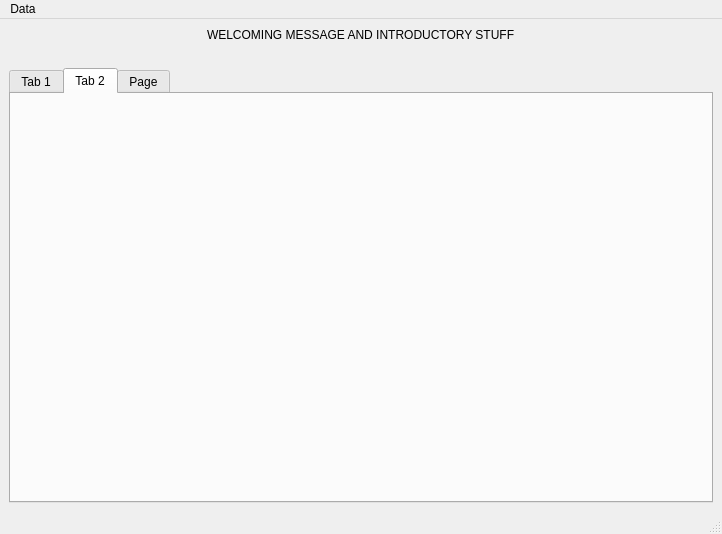
danmark2312/Bacteria-Project, file Qt designer/GUI.ui: the form before one commit.
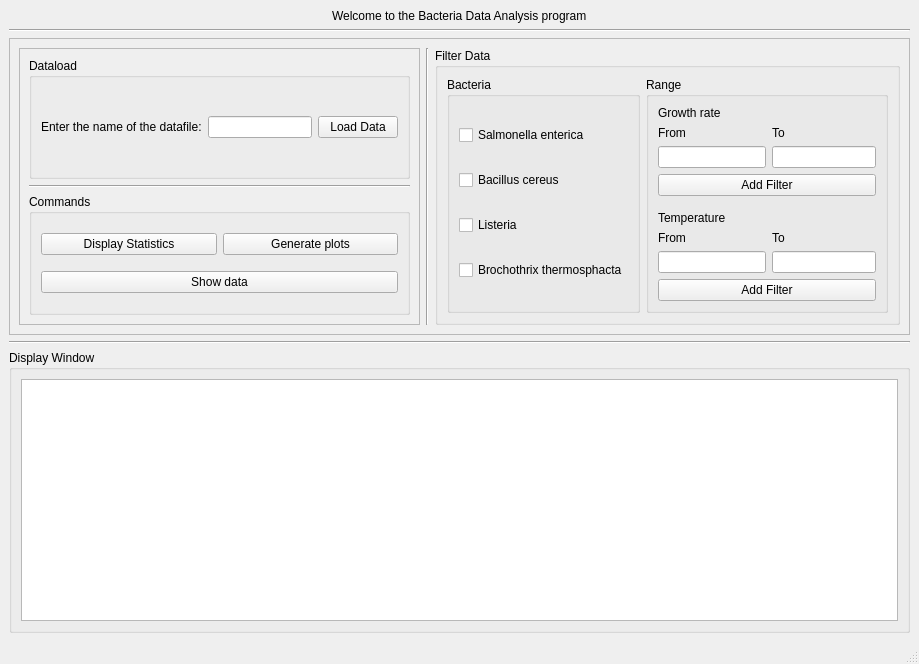
The form after the commit.

```diff
--- a/Qt designer/GUI.ui
+++ b/Qt designer/GUI.ui
@@ -6,87 +6,292 @@
    <rect>
     <x>0</x>
     <y>0</y>
-    <width>722</width>
-    <height>534</height>
+    <width>919</width>
+    <height>664</height>
    </rect>
   </property>
   <property name="windowTitle">
    <string>Bacteria Data Analysis</string>
   </property>
   <widget class="QWidget" name="centralwidget">
-   <layout class="QGridLayout" name="gridLayout">
-    <item row="1" column="0" alignment="Qt::AlignHCenter">
-     <widget class="QLabel" name="label">
+   <layout class="QVBoxLayout" name="verticalLayout">
+    <item alignment="Qt::AlignHCenter">
+     <widget class="QLabel" name="welcome_label">
       <property name="text">
-       <string>WELCOMING MESSAGE AND INTRODUCTORY STUFF</string>
+       <string>Welcome to the Bacteria Data Analysis program</string>
       </property>
      </widget>
     </item>
-    <item row="2" column="0">
-     <spacer name="horizontalSpacer_2">
+    <item>
+     <widget class="Line" name="line">
       <property name="orientation">
        <enum>Qt::Horizontal</enum>
       </property>
-      <property name="sizeHint" stdset="0">
-       <size>
-        <width>40</width>
-        <height>20</height>
-       </size>
+     </widget>
+    </item>
+    <item>
+     <widget class="QFrame" name="frame">
+      <property name="frameShape">
+       <enum>QFrame::StyledPanel</enum>
       </property>
-     </spacer>
+      <property name="frameShadow">
+       <enum>QFrame::Raised</enum>
+      </property>
+      <layout class="QHBoxLayout" name="horizontalLayout">
+       <item>
+        <widget class="QFrame" name="command_frame">
+         <property name="frameShape">
+          <enum>QFrame::StyledPanel</enum>
+         </property>
+         <property name="frameShadow">
+          <enum>QFrame::Raised</enum>
+         </property>
+         <layout class="QVBoxLayout" name="verticalLayout_3">
+          <item>
+           <widget class="QGroupBox" name="dataload_box">
+            <property name="title">
+             <string>Dataload</string>
+            </property>
+            <layout class="QHBoxLayout" name="horizontalLayout_2">
+             <item>
+              <widget class="QLabel" name="dataload_label">
+               <property name="text">
+                <string>Enter the name of the datafile:</string>
+               </property>
+              </widget>
+             </item>
+             <item>
+              <widget class="QLineEdit" name="dataload_input">
+               <property name="text">
+                <string/>
+               </property>
+              </widget>
+             </item>
+             <item>
+              <widget class="QPushButton" name="dataload_btn">
+               <property name="text">
+                <string>Load Data</string>
+               </property>
+              </widget>
+             </item>
+            </layout>
+           </widget>
+          </item>
+          <item>
+           <widget class="Line" name="line_5">
+            <property name="orientation">
+             <enum>Qt::Horizontal</enum>
+            </property>
+           </widget>
+          </item>
+          <item>
+           <widget class="QGroupBox" name="command_box">
+            <property name="title">
+             <string>Commands</string>
+            </property>
+            <layout class="QGridLayout" name="gridLayout">
+             <item row="0" column="0">
+              <widget class="QPushButton" name="stat_btn">
+               <property name="text">
+                <string>Display Statistics</string>
+               </property>
+              </widget>
+             </item>
+             <item row="0" column="1">
+              <widget class="QPushButton" name="plot_btn">
+               <property name="text">
+                <string>Generate plots</string>
+               </property>
+              </widget>
+             </item>
+             <item row="1" column="0" colspan="2">
+              <widget class="QPushButton" name="showdata_btn">
+               <property name="text">
+                <string>Show data</string>
+               </property>
+              </widget>
+             </item>
+            </layout>
+           </widget>
+          </item>
+         </layout>
+        </widget>
+       </item>
+       <item>
+        <widget class="Line" name="line_3">
+         <property name="orientation">
+          <enum>Qt::Vertical</enum>
+         </property>
+        </widget>
+       </item>
+       <item>
+        <widget class="QGroupBox" name="filterdata_box">
+         <property name="title">
+          <string>Filter Data</string>
+         </property>
+         <layout class="QHBoxLayout" name="horizontalLayout_4">
+          <item>
+           <widget class="QGroupBox" name="bacteria_box">
+            <property name="title">
+             <string>Bacteria</string>
+            </property>
+            <layout class="QVBoxLayout" name="verticalLayout_2">
+             <item>
+              <widget class="QCheckBox" name="bac1_chk">
+               <property name="text">
+                <string>Salmonella enterica</string>
+               </property>
+              </widget>
+             </item>
+             <item>
+              <widget class="QCheckBox" name="bac2_chk">
+               <property name="text">
+                <string>Bacillus cereus</string>
+               </property>
+              </widget>
+             </item>
+             <item>
+              <widget class="QCheckBox" name="bac3_chk">
+               <property name="text">
+                <string>Listeria</string>
+               </property>
+              </widget>
+             </item>
+             <item>
+              <widget class="QCheckBox" name="bac4_chk">
+               <property name="text">
+                <string>Brochothrix thermosphacta</string>
+               </property>
+              </widget>
+             </item>
+            </layout>
+           </widget>
+          </item>
+          <item>
+           <widget class="QGroupBox" name="range_box">
+            <property name="title">
+             <string>Range</string>
+            </property>
+            <layout class="QFormLayout" name="formLayout">
+             <property name="fieldGrowthPolicy">
+              <enum>QFormLayout::AllNonFixedFieldsGrow</enum>
+             </property>
+             <item row="2" column="0">
+              <widget class="QLabel" name="growth_label">
+               <property name="text">
+                <string>Growth rate</string>
+               </property>
+              </widget>
+             </item>
+             <item row="4" column="0">
+              <widget class="QLabel" name="growthfrom_label">
+               <property name="text">
+                <string>From</string>
+               </property>
+              </widget>
+             </item>
+             <item row="4" column="1">
+              <widget class="QLabel" name="growthto_label">
+               <property name="text">
+                <string>To</string>
+               </property>
+              </widget>
+             </item>
+             <item row="5" column="0">
+              <widget class="QLineEdit" name="growthfrom_input"/>
+             </item>
+             <item row="5" column="1">
+              <widget class="QLineEdit" name="growthto_input"/>
+             </item>
+             <item row="6" column="0" colspan="2">
+              <widget class="QPushButton" name="growth_btn">
+               <property name="text">
+                <string>Add Filter</string>
+               </property>
+              </widget>
+             </item>
+             <item row="8" column="0">
+              <widget class="QLabel" name="temp_label">
+               <property name="text">
+                <string>Temperature</string>
+               </property>
+              </widget>
+             </item>
+             <item row="9" column="0">
+              <widget class="QLabel" name="tempfrom_label">
+               <property name="text">
+                <string>From</string>
+               </property>
+              </widget>
+             </item>
+             <item row="9" column="1">
+              <widget class="QLabel" name="tempto_label">
+               <property name="text">
+                <string>To</string>
+               </property>
+              </widget>
+             </item>
+             <item row="10" column="0">
+              <widget class="QLineEdit" name="tempfrom_input"/>
+             </item>
+             <item row="10" column="1">
+              <widget class="QLineEdit" name="tempto_input"/>
+             </item>
+             <item row="11" column="0" colspan="2">
+              <widget class="QPushButton" name="tempBtn">
+               <property name="text">
+                <string>Add Filter</string>
+               </property>
+              </widget>
+             </item>
+             <item row="7" column="0">
+              <widget class="Line" name="line_4">
+               <property name="orientation">
+                <enum>Qt::Horizontal</enum>
+               </property>
+              </widget>
+             </item>
+            </layout>
+           </widget>
+          </item>
+         </layout>
+        </widget>
+       </item>
+      </layout>
+     </widget>
     </item>
-    <item row="3" column="0">
-     <widget class="QTabWidget" name="tabWidget">
-      <property name="currentIndex">
-       <number>1</number>
+    <item>
+     <widget class="Line" name="line_2">
+      <property name="orientation">
+       <enum>Qt::Horizontal</enum>
       </property>
-      <widget class="QWidget" name="DataLoad">
-       <attribute name="title">
-        <string>Tab 1</string>
-       </attribute>
-      </widget>
-      <widget class="QWidget" name="tab_2">
-       <attribute name="title">
-        <string>Tab 2</string>
-       </attribute>
-      </widget>
-      <widget class="QWidget" name="tab_3">
-       <attribute name="title">
-        <string>Page</string>
-       </attribute>
-      </widget>
+     </widget>
+    </item>
+    <item>
+     <widget class="QGroupBox" name="display_box">
+      <property name="title">
+       <string>Display Window</string>
+      </property>
+      <layout class="QHBoxLayout" name="horizontalLayout_5">
+       <item>
+        <widget class="QColumnView" name="columnView"/>
+       </item>
+      </layout>
      </widget>
     </item>
    </layout>
   </widget>
-  <widget class="QStatusBar" name="statusbar"/>
-  <widget class="QMenuBar" name="menuBar">
+  <widget class="QMenuBar" name="menubar">
    <property name="geometry">
     <rect>
      <x>0</x>
      <y>0</y>
-     <width>722</width>
+     <width>919</width>
      <height>21</height>
     </rect>
    </property>
-   <widget class="QMenu" name="menuFile">
-    <property name="title">
-     <string>Data</string>
-    </property>
-    <addaction name="actionSave"/>
-   </widget>
-   <addaction name="menuFile"/>
   </widget>
-  <action name="actionASD">
-   <property name="text">
-    <string>ASD</string>
-   </property>
-  </action>
-  <action name="actionSave">
-   <property name="text">
-    <string>Save</string>
-   </property>
-  </action>
+  <widget class="QStatusBar" name="statusbar"/>
  </widget>
  <resources/>
  <connections/>
```
